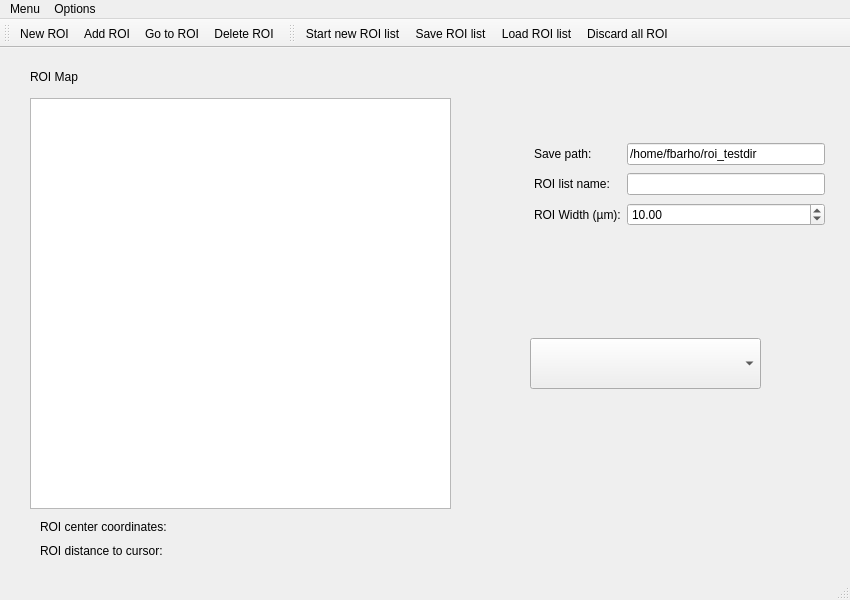
The window that gui/ROI/ui_roi_gui.ui (fbarho/qudi-cbs) describes before a commit, drawn with Qt 5.
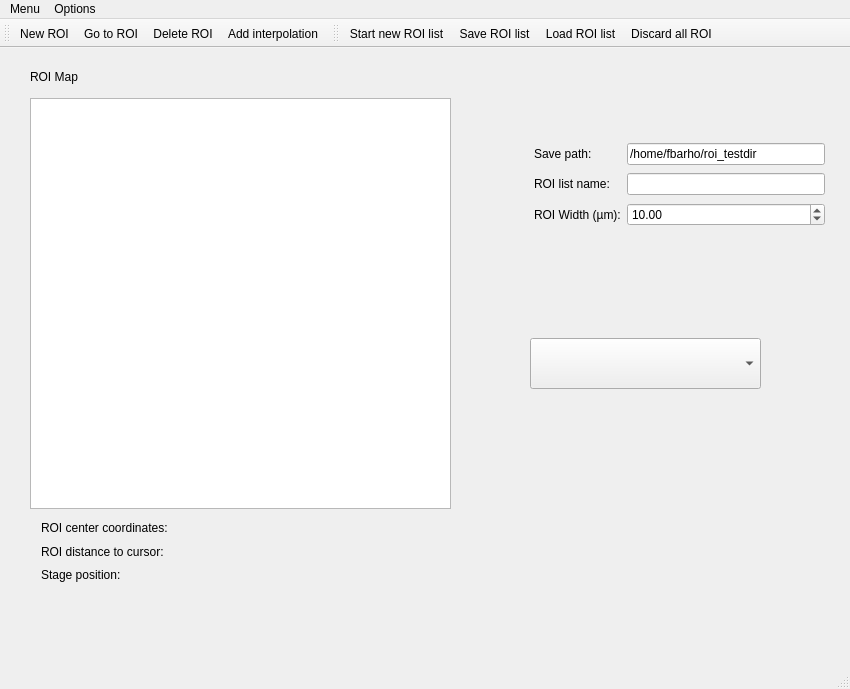
The same window after the commit. Custom widgets are drawn as their Qt base class.

Commit message:
added stage marker and interpolation tool
real time tracking of stage still missing

What changed in the file:
```diff
--- a/gui/ROI/ui_roi_gui.ui
+++ b/gui/ROI/ui_roi_gui.ui
@@ -7,7 +7,7 @@
     <x>0</x>
     <y>0</y>
     <width>850</width>
-    <height>600</height>
+    <height>689</height>
    </rect>
   </property>
   <property name="windowTitle">
@@ -103,13 +103,13 @@
      </item>
     </layout>
    </widget>
-   <widget class="QWidget" name="layoutWidget">
+   <widget class="QWidget" name="">
     <property name="geometry">
      <rect>
-      <x>40</x>
-      <y>470</y>
-      <width>471</width>
-      <height>42</height>
+      <x>41</x>
+      <y>471</y>
+      <width>411</width>
+      <height>65</height>
      </rect>
     </property>
     <layout class="QGridLayout" name="gridLayout_2">
@@ -141,6 +141,20 @@
        </property>
       </widget>
      </item>
+     <item row="2" column="0">
+      <widget class="QLabel" name="label_7">
+       <property name="text">
+        <string>Stage position:</string>
+       </property>
+      </widget>
+     </item>
+     <item row="2" column="1">
+      <widget class="QLabel" name="stage_position_Label">
+       <property name="text">
+        <string/>
+       </property>
+      </widget>
+     </item>
     </layout>
    </widget>
   </widget>
@@ -179,9 +193,9 @@
     <bool>false</bool>
    </attribute>
    <addaction name="new_roi_Action"/>
-   <addaction name="roi_selector_Action"/>
    <addaction name="go_to_roi_Action"/>
    <addaction name="delete_roi_Action"/>
+   <addaction name="add_interpolation_Action"/>
   </widget>
   <widget class="QToolBar" name="toolBar_2">
    <property name="windowTitle">
@@ -240,17 +254,6 @@
     <string>Deletes the active ROI</string>
    </property>
   </action>
-  <action name="roi_selector_Action">
-   <property name="checkable">
-    <bool>true</bool>
-   </property>
-   <property name="text">
-    <string>Add ROI</string>
-   </property>
-   <property name="toolTip">
-    <string>Adds a ROI on mouseclick</string>
-   </property>
-  </action>
   <action name="new_list_Action">
    <property name="text">
     <string>Start new ROI list</string>
@@ -264,6 +267,14 @@
     <string>Define a mosaic scan</string>
    </property>
   </action>
+  <action name="add_interpolation_Action">
+   <property name="text">
+    <string>Add interpolation</string>
+   </property>
+   <property name="toolTip">
+    <string>Adds an interpolation between at least 2 already defined ROIs</string>
+   </property>
+  </action>
  </widget>
  <customwidgets>
   <customwidget>
```
The commit also changes 2 other files.
